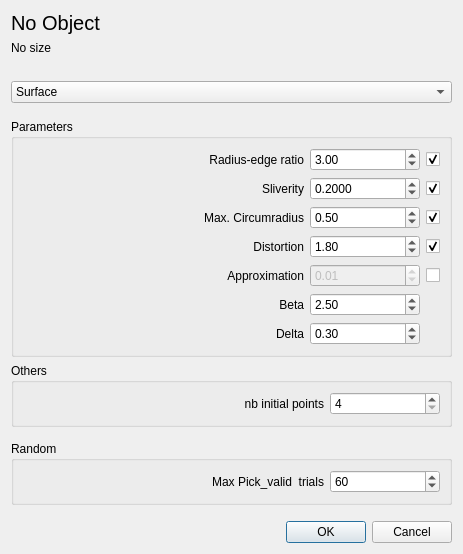
Before: the Qt Designer form Anisotropic_mesh_3/demo/ui_files/Aniso_meshing_dialog.ui in MaelRL/cgal, drawn with Qt 5.
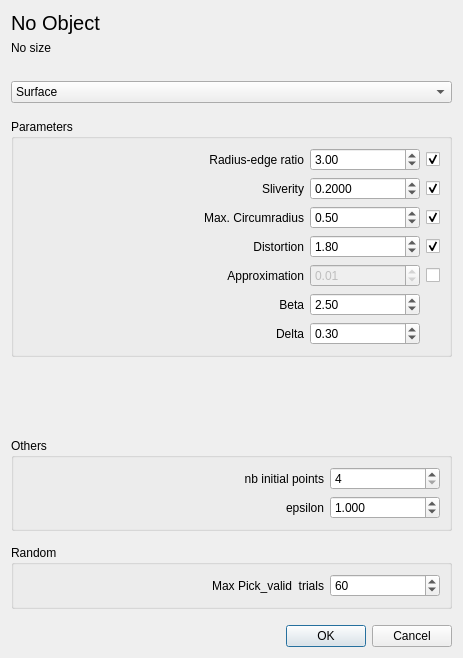
After: the same form once the commit is applied.

Commit message: Fixed approximation not taken into account, torus metric being the default metric instead of implicit and added epsilon to parameters on the GUI.

```diff
--- a/Anisotropic_mesh_3/demo/ui_files/Aniso_meshing_dialog.ui
+++ b/Anisotropic_mesh_3/demo/ui_files/Aniso_meshing_dialog.ui
@@ -9,8 +9,8 @@
    <rect>
     <x>0</x>
     <y>0</y>
-    <width>455</width>
-    <height>538</height>
+    <width>437</width>
+    <height>658</height>
    </rect>
   </property>
   <property name="windowTitle">
@@ -395,6 +395,29 @@
         </property>
        </widget>
       </item>
+      <item row="1" column="1" alignment="Qt::AlignRight">
+       <widget class="QLabel" name="epsilon_label">
+        <property name="text">
+         <string>epsilon</string>
+        </property>
+       </widget>
+      </item>
+      <item row="1" column="2">
+       <widget class="QDoubleSpinBox" name="epsilon">
+        <property name="decimals">
+         <number>3</number>
+        </property>
+        <property name="maximum">
+         <double>100.000000000000000</double>
+        </property>
+        <property name="singleStep">
+         <double>0.001000000000000</double>
+        </property>
+        <property name="value">
+         <double>1.000000000000000</double>
+        </property>
+       </widget>
+      </item>
      </layout>
     </widget>
    </item>
```
The commit also changes 4 other files.
